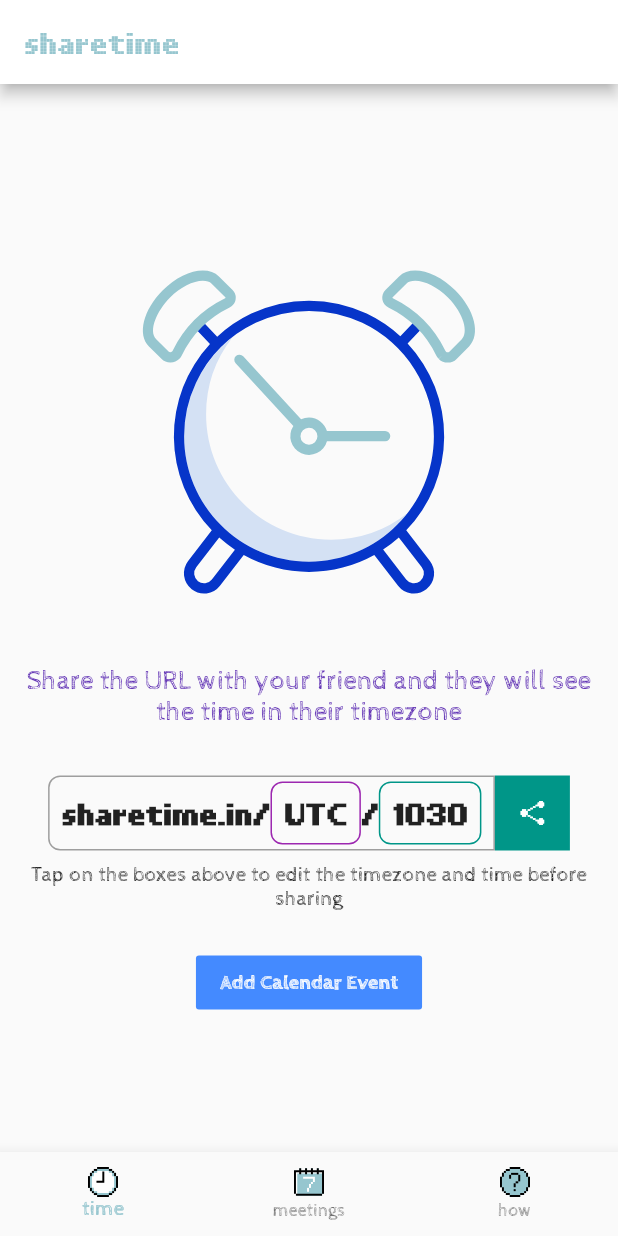
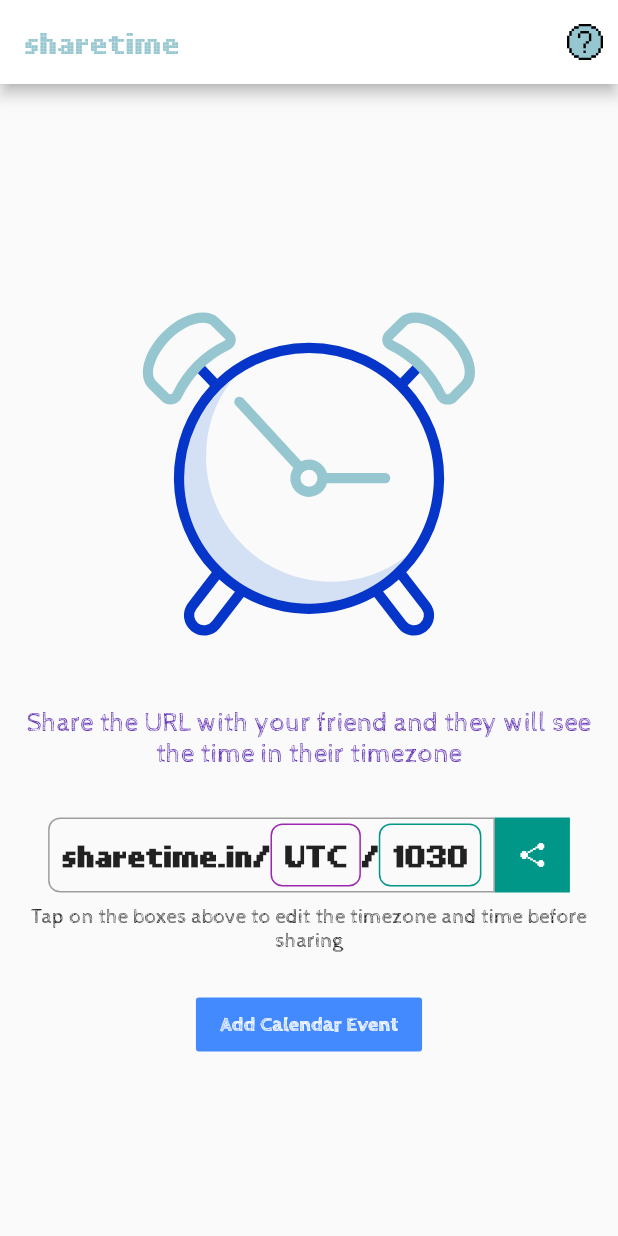
Before and after one commit to vishal-android-freak/sharetime, a Flutter app: the screen it shows after launch, after a tap on "Add Calendar Event", on a phone screen of 412 x 824 dp. Run offline on Flutter 3.47's test engine with Material 2 defaults, Android fonts, the phone set to English and light mode, and no system bars; our stand-ins replace flutter_svg, share, timezone, uni_links, webview_flutter; missing offline and left inert: add_2_calendar.

Commit message:
added current time detection as per the user's timezone

```diff
--- a/lib/dashboard/Dashboard.dart
+++ b/lib/dashboard/Dashboard.dart
@@ -1,8 +1,8 @@
 import 'package:flutter/material.dart';
 import 'package:flutter_svg/flutter_svg.dart';
+import 'package:sharetime/common/NowTz.dart';
 import 'package:sharetime/common/ShowParsedTz.dart';
 import 'package:sharetime/meetings/Meetings.dart';
-import 'package:sharetime/misc/Misc.dart';
 import 'package:sharetime/share_time/TimeSharing.dart';
 import 'package:uni_links/uni_links.dart';
 import 'package:flutter/services.dart' show PlatformException;
@@ -33,10 +33,9 @@ class _DashboardState extends State {
             Navigator.push(
                 context,
                 MaterialPageRoute(
-                    builder: (context) => ShowParsedTz(data: {
+                    builder: (context) => NowTz(tzData: {
                           "type": "tz",
                           "tz": splitLink[1],
-                          "time": null
                         })));
           } else {
             Navigator.push(
@@ -54,10 +53,9 @@ class _DashboardState extends State {
             Navigator.push(
                 context,
                 MaterialPageRoute(
-                    builder: (context) => ShowParsedTz(data: {
+                    builder: (context) => NowTz(tzData: {
                           "type": "continent",
                           "tz": '${splitLink[1]}/${splitLink[2]}',
-                          "time": null
                         })));
           } else {
             Navigator.push(
@@ -76,7 +74,7 @@ class _DashboardState extends State {
 
   int bottomNavBarIndex = 0;
 
-  List<Widget> components = [TimeSharing(), Meetings(), Misc()];
+  List<Widget> components = [TimeSharing(), Meetings()];
 
   onTabChange(index) {
     setState(() {
@@ -88,35 +86,49 @@ class _DashboardState extends State {
   Widget build(BuildContext context) {
     return Scaffold(
         appBar: AppBar(
+          actions: <Widget>[
+            InkWell(
+              onTap: () {
+                Navigator.of(context).pushNamed('/how');
+              },
+              child: SvgPicture.asset('assets/images/question.svg',
+                  height: 24, width: 24),
+            ),
+            SizedBox(
+              width: 10,
+            ),
+          ],
           brightness: Brightness.dark,
           title: const Text(
             'sharetime',
-          style: const TextStyle(fontFamily: 'Pixel', color: Color(0xff96c6cf)),
+            style:
+                const TextStyle(fontFamily: 'Pixel', color: Color(0xff96c6cf)),
           ),
         ),
-      body: components[bottomNavBarIndex],
-      bottomNavigationBar: BottomNavigationBar(
-        onTap: onTabChange,
-        selectedItemColor: Color(0xff96c6cf),
-        currentIndex: bottomNavBarIndex,
-        items: <BottomNavigationBarItem>[
-          BottomNavigationBarItem(
-              icon: SvgPicture.asset(
-                'assets/images/clock.svg',
-                height: 20,
-                width: 20,
-              ),
-              title: Text('time')),
-          BottomNavigationBarItem(
-              icon: SvgPicture.asset('assets/images/meeting.svg',
-                  height: 20, width: 20),
-              title: Text('meetings')),
-          BottomNavigationBarItem(
-              icon: SvgPicture.asset('assets/images/question.svg',
-                  height: 20, width: 20),
-              title: Text('how'))
-        ],
-      ),
+        body: components[0]
+//      body: components[bottomNavBarIndex],
+//      bottomNavigationBar: BottomNavigationBar(
+//        onTap: onTabChange,
+//        selectedItemColor: Color(0xff96c6cf),
+//        currentIndex: bottomNavBarIndex,
+//        items: <BottomNavigationBarItem>[
+//          BottomNavigationBarItem(
+//              icon: SvgPicture.asset(
+//                'assets/images/clock.svg',
+//                height: 20,
+//                width: 20,
+//              ),
+//              title: Text('time')),
+//          BottomNavigationBarItem(
+//              icon: SvgPicture.asset('assets/images/meeting.svg',
+//                  height: 20, width: 20),
+//              title: Text('meetings')),
+//          BottomNavigationBarItem(
+//              icon: SvgPicture.asset('assets/images/question.svg',
+//                  height: 20, width: 20),
+//              title: Text('how'))
+//        ],
+//      ),
         );
   }
 }
--- a/lib/main.dart
+++ b/lib/main.dart
@@ -1,6 +1,6 @@
 import 'package:flutter/material.dart';
-import 'package:sharetime/common/ShowParsedTz.dart';
 import 'package:sharetime/dashboard/Dashboard.dart';
+import 'package:sharetime/how/How.dart';
 import 'package:sharetime/share_time/TimeZoneList.dart';
 import 'package:timezone/data/latest.dart';
 
@@ -26,7 +26,7 @@ class Main extends StatelessWidget {
       routes: {
         '/': (context) => Dashboard(),
         '/timezones': (context) => TimeZoneList(),
-        '/parseTz': (context) => ShowParsedTz()
+        '/how': (context) => How()
       },
     );
   }
--- a/lib/share_time/TimeSharing.dart
+++ b/lib/share_time/TimeSharing.dart
@@ -3,6 +3,8 @@ import 'package:flutter_svg/flutter_svg.dart';
 import 'package:intl/intl.dart';
 import 'package:share/share.dart';
 import 'package:sharetime/share_time/TimeZoneList.dart';
+import 'package:add_2_calendar/add_2_calendar.dart';
+
 
 class TimeSharing extends StatefulWidget {
   @override
@@ -12,6 +14,7 @@ class TimeSharing extends StatefulWidget {
 class _TimeSharingState extends State<TimeSharing> {
   String currentTZ = DateTime.now().timeZoneName;
   String currentTime = DateFormat('HHmm').format(DateTime.now());
+  DateTime currentDateTime = DateTime.now();
 
   onTimeZoneSelection(tz) {
     setState(() {
@@ -171,7 +174,16 @@ class _TimeSharingState extends State<TimeSharing> {
             ),
             RaisedButton(
               elevation: 0,
-              onPressed: () {},
+              onPressed: () {
+                final Event event = Event(
+                  title: 'Event title',
+                  description: 'Event description',
+                  location: 'Event location',
+                  startDate: currentDateTime,
+                  endDate: currentDateTime
+                );
+                Add2Calendar.addEvent2Cal(event);
+              },
               color: Colors.blueAccent,
               child: Text(
                 'Add Calendar Event',
--- a/pubspec.yaml
+++ b/pubspec.yaml
@@ -28,6 +28,8 @@ dependencies:
   intl: ^0.16.1
   share: ^0.6.3+5
   uni_links: ^0.2.0
+  add_2_calendar: ^1.3.1
+  webview_flutter: ^0.3.19+6
 
 dev_dependencies:
   flutter_test:
```
Also changed, not shown: lib/common/NowTz.dart (added, +115 -0 lines), lib/common/ShowParsedTz.dart (+13 -2 lines), lib/how/How.dart (added, +19 -0 lines), lib/misc/Misc.dart (deleted, +0 -9 lines), pubspec.lock. Lines whose indentation alone changed are shown as unchanged.
